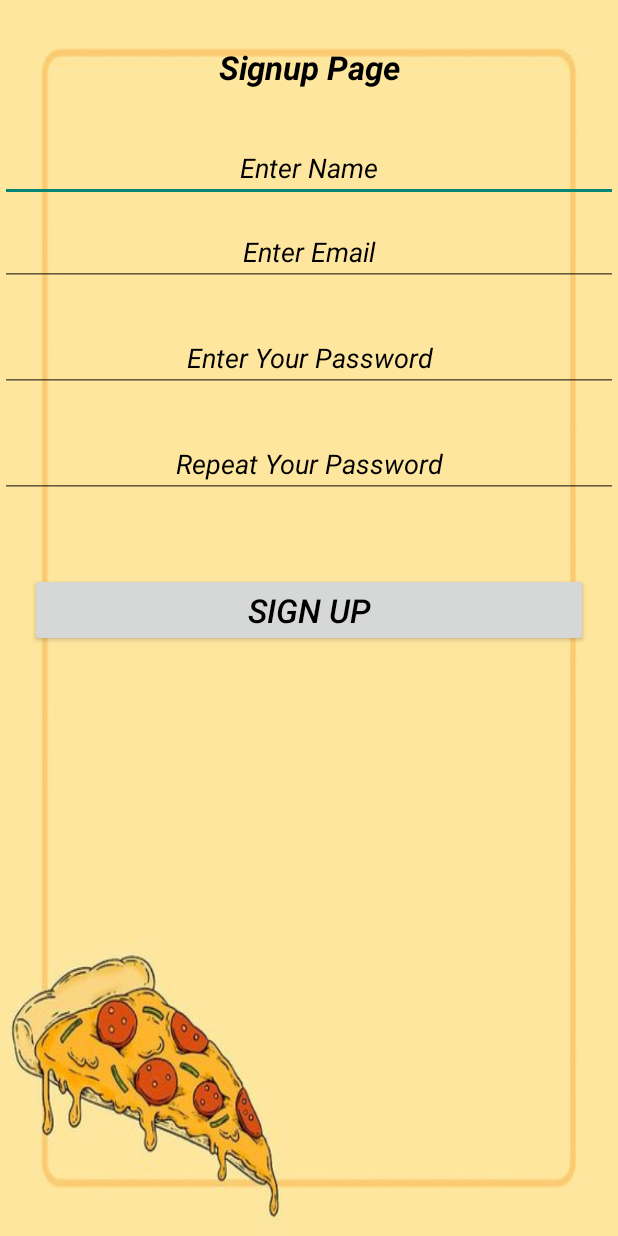
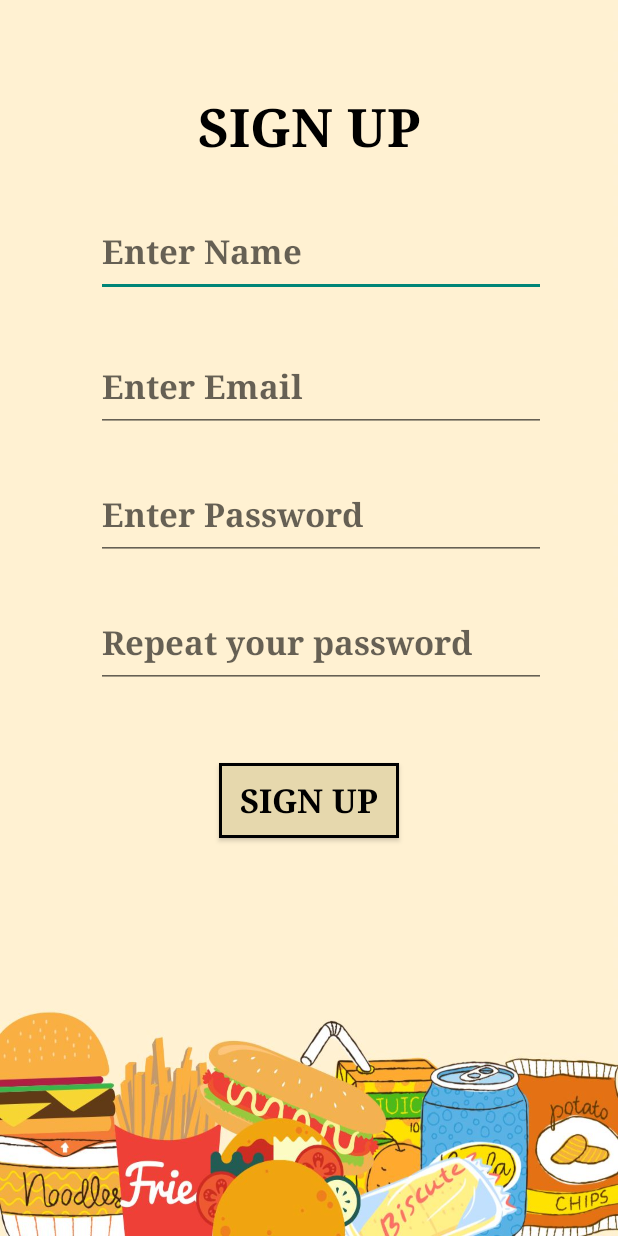
Before and after one commit to mohammad-obeid-1200644/FinalProjectAndroid, an Android app: the SignupActivity screen opened directly, with no data from a screen before it, on a phone screen of 412 x 824 dp. Run offline under Robolectric (Android 15) with nearby library versions, the phone set to English and light mode, and no system bars.

Commit message:
Add existing project files to Git

```diff
--- a/app/src/main/AndroidManifest.xml
+++ b/app/src/main/AndroidManifest.xml
@@ -13,10 +13,10 @@
         android:theme="@style/Theme.FinalProjectAndroid"
         tools:targetApi="31" >
         <activity
-            android:name=".Signup"
+            android:name=".SignupActivity"
             android:exported="false" />
         <activity
-            android:name=".Login"
+            android:name=".LoginActivity"
             android:exported="true" >
             <intent-filter>
                 <action android:name="android.intent.action.MAIN" />
--- a/app/src/main/java/com/example/finalprojectandroid/Login.java
+++ b/app/src/main/java/com/example/finalprojectandroid/LoginActivity.java
@@ -6,7 +6,7 @@ import android.content.Intent;
 import android.os.Bundle;
 import android.view.View;
 
-public class Login extends AppCompatActivity {
+public class LoginActivity extends AppCompatActivity {
 
     @Override
     protected void onCreate(Bundle savedInstanceState) {
@@ -15,7 +15,7 @@ public class Login extends AppCompatActivity {
     }
 
     public void signupclk(View view) {
-        Intent intent=new Intent(Login.this,Signup.class);
+        Intent intent=new Intent(LoginActivity.this, SignupActivity.class);
         startActivity(intent);
     }
 }
--- a/app/src/main/java/com/example/finalprojectandroid/Signup.java
+++ b/app/src/main/java/com/example/finalprojectandroid/SignupActivity.java
@@ -4,7 +4,7 @@ import androidx.appcompat.app.AppCompatActivity;
 
 import android.os.Bundle;
 
-public class Signup extends AppCompatActivity {
+public class SignupActivity extends AppCompatActivity {
 
     @Override
     protected void onCreate(Bundle savedInstanceState) {
--- /dev/null
+++ b/app/src/main/res/drawable/buttonbg.xml
@@ -0,0 +1,11 @@
+<?xml version="1.0" encoding="utf-8"?>
+<shape android:shape="rectangle" xmlns:android="http://schemas.android.com/apk/res/android">
+    <gradient
+        android:startColor="#E6D8AD"
+        android:centerColor="#E6D8AD"
+        android:endColor="#E6D8AD"/>
+    <corners android:radius="0sp"/>
+    <stroke
+        android:width="2dp"
+        android:color="#000000"/>
+</shape>
--- a/app/src/main/res/layout/activity_signup.xml
+++ b/app/src/main/res/layout/activity_signup.xml
@@ -6,83 +6,65 @@
     android:layout_width="match_parent"
     android:layout_height="match_parent"
     android:orientation="vertical"
-    android:background="@drawable/loginfinalback"
-    tools:context=".Signup">
-
-    <!--    <androidx.appcompat.widget.SwitchCompat-->
-    <!--        android:layout_width="wrap_content"-->
-    <!--        android:layout_height="wrap_content"-->
-    <!--        android:thumb="@drawable/thumb"-->
-    <!--        app:track="@drawable/track"-->
-    <!--        app:showText="true"-->
-    <!--        android:textOn="Signup Page"-->
-    <!--        android:textOff="Login Page"-->
-    <!--        android:id="@+id/switch1"-->
-    <!--        android:layout_marginTop="10dp"-->
-    <!--        android:layout_gravity="center|right"-->
-    <!--        android:checked="true"-->
-    <!--        android:layout_marginRight="20dp"-->
-    <!--        />-->
+    android:background="@drawable/background"
+    tools:context=".SignupActivity">
 
     <TextView
-        android:layout_width="match_parent"
+        android:layout_width="300dp"
         android:layout_height="wrap_content"
-        android:text="Signup Page"
+        android:text="SIGN UP"
         android:layout_gravity="center"
-        android:layout_marginTop="30dp"
-        android:textSize="22sp"
-        android:textStyle="bold|italic"
+        android:textSize="35sp"
+        android:fontFamily="serif"
+        android:textStyle="bold"
         android:textColor="@color/black"
         android:textAlignment="center"
+        android:layout_marginTop="60dp"
 
         />
 
     <EditText
-        android:layout_width="match_parent"
-        android:layout_height="wrap_content"
+        android:id="@+id/edtFirstName"
         android:layout_gravity="center"
-        android:textStyle="italic"
-        android:textSize="18sp"
+        android:layout_width="300dp"
+        android:layout_height="60dp"
         android:hint="Enter Name"
-        android:id="@+id/edtfirstname"
-        android:textAlignment="center"
-        android:textColorHint="@color/black"
         android:textColor="@color/black"
-        style="@style/Widget.MaterialComponents.TextInputLayout.OutlinedBox.Dense"
+        android:inputType="textPersonName"
+        android:textStyle="bold"
+        android:fontFamily="serif"
+        android:textSize="22dp"
+        android:layout_marginStart="8dp"
         android:layout_marginTop="30dp"
-        android:layout_marginBottom="5dp"
         />
 
     <EditText
-        android:layout_width="match_parent"
-        android:layout_height="wrap_content"
+        android:id="@+id/edtEmail"
         android:layout_gravity="center"
-        android:textStyle="italic"
-        android:textSize="18sp"
+        android:layout_width="300dp"
+        android:layout_height="60dp"
         android:hint="Enter Email"
-        android:id="@+id/edtemail"
-        android:textAlignment="center"
-        android:textColorHint="@color/black"
         android:textColor="@color/black"
-        android:inputType="textEmailAddress"
-        style="@style/Widget.MaterialComponents.TextInputLayout.OutlinedBox.Dense"
-        android:layout_marginTop="5dp"
+        android:inputType="textPersonName"
+        android:textStyle="bold"
+        android:fontFamily="serif"
+        android:textSize="22dp"
+        android:layout_marginStart="8dp"
         android:layout_marginBottom="20dp"
+        android:layout_marginTop="30dp"
         />
 
-    <RelativeLayout xmlns:android="http://schemas.android.com/apk/res/android"
-        android:layout_width="match_parent"
-        android:layout_height="wrap_content" >
+
     <EditText
-            android:layout_width="match_parent"
-            android:layout_height="wrap_content"
+        android:layout_width="300dp"
+        android:layout_height="60dp"
         android:layout_gravity="center"
-            android:textStyle="italic"
-            android:textSize="18sp"
-            android:hint="Enter Your Password"
+        android:textSize="22sp"
+        android:layout_marginStart="8dp"
+        android:hint="Enter Password"
         android:id="@+id/edtpass1"
-            android:textAlignment="center"
-            android:textColorHint="@color/black"
+        android:textStyle="bold"
+        android:fontFamily="serif"
         android:layout_marginTop="5dp"
         android:layout_marginBottom="20dp"
         android:textColor="@color/black"
@@ -91,38 +73,38 @@
 
 
     <EditText
-            android:layout_width="match_parent"
-            android:layout_height="wrap_content"
+        android:layout_width="300dp"
+        android:layout_height="60dp"
         android:layout_gravity="center"
-            android:textStyle="italic"
-            android:textSize="18sp"
-            android:hint="Repeat Your Password"
+        android:textSize="22sp"
+        android:textStyle="bold"
+        android:fontFamily="serif"
+        android:layout_marginStart="8dp"
+        android:hint="Repeat your password"
         android:id="@+id/edtpass2"
-            android:textAlignment="center"
-            android:textColorHint="@color/black"
         android:layout_marginTop="5dp"
-            android:layout_below="@+id/edtpass1"
         android:layout_marginBottom="20dp"
         android:textColor="@color/black"
         android:inputType="textPassword"
         />
 
-    </RelativeLayout>
-
-
     <Button
-        android:layout_width="match_parent"
-        android:layout_height="wrap_content"
+        android:layout_width="120dp"
+        android:layout_height="50dp"
+        android:layout_gravity="center"
         android:text="Sign Up"
         android:onClick="signupclk"
-        android:textStyle="italic"
+        android:padding="8dp"
+        android:fontFamily="serif"
+        android:textStyle="bold"
+        android:id="@+id/login"
         android:textSize="22sp"
         app:cornerRadius="20dp"
         android:textColor="@color/black"
         android:layout_marginTop="30dp"
-        android:layout_marginBottom="20dp"
         android:layout_marginLeft="20dp"
         android:layout_marginRight="20dp"
+        android:background="@drawable/buttonbg"
         />
 
 </LinearLayout>
--- a/app/src/main/res/values/colors.xml
+++ b/app/src/main/res/values/colors.xml
@@ -14,6 +14,7 @@
 
     <color name="purple">#8A2BE2</color>
     <color name="brown">#964B00</color>
+    <color name="grey">#808080</color>
 
 
 </resources>
--- a/app/src/main/res/values/themes.xml
+++ b/app/src/main/res/values/themes.xml
@@ -1,6 +1,6 @@
 <resources xmlns:tools="http://schemas.android.com/tools">
     <!-- Base application theme. -->
-    <style name="Base.Theme.FinalProjectAndroid" parent="Theme.AppCompat.Light.NoActionBar">
+    <style name="Base.Theme.FinalProjectAndroid" parent="Theme.AppCompat.DayNight.NoActionBar">
         <!-- Customize your light theme here. -->
         <!-- <item name="colorPrimary">@color/my_light_primary</item> -->
     </style>
```
Also changed, not shown: app/src/main/res/layout/activity_login.xml (+59 -65 lines), app/src/main/res/drawable/background.jpeg (added). Lines whose indentation alone changed are shown as unchanged.
